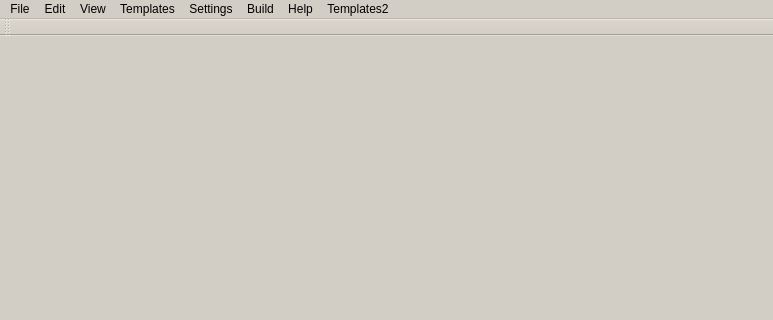
The window that trunc/src/kuzya.ui (PLLUG/kuzya) describes before a commit, drawn with Qt 5; both pictures show x 0 to 773 and y 0 to 320 of the 773 by 557 pixel window.
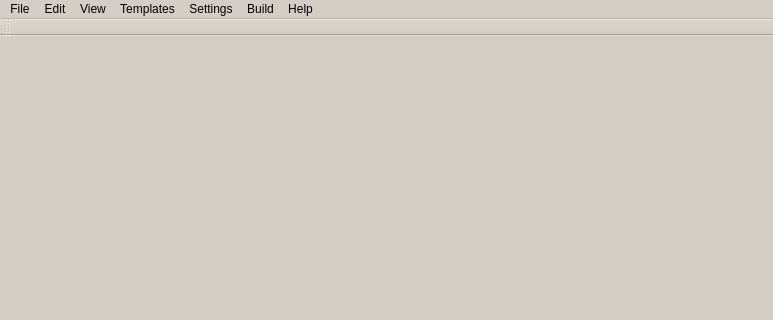
The same window after the commit. Icons and pictures are not drawn.

```diff
--- a/trunc/src/kuzya.ui
+++ b/trunc/src/kuzya.ui
@@ -669,11 +669,6 @@
     <addaction name="actionShrinkFont"/>
     <addaction name="separator"/>
    </widget>
-   <widget class="QMenu" name="menuTemplates2">
-    <property name="title">
-     <string>Templates2</string>
-    </property>
-   </widget>
    <addaction name="menuFile"/>
    <addaction name="menuEdit"/>
    <addaction name="menuView"/>
@@ -681,7 +676,6 @@
    <addaction name="menuSettings"/>
    <addaction name="menuBuild"/>
    <addaction name="menuHelp"/>
-   <addaction name="menuTemplates2"/>
   </widget>
   <widget class="QStatusBar" name="statusbar"/>
   <widget class="QToolBar" name="toolBar">
```
Left out of the diff: 123 changed lines with no effect on the pictures.
